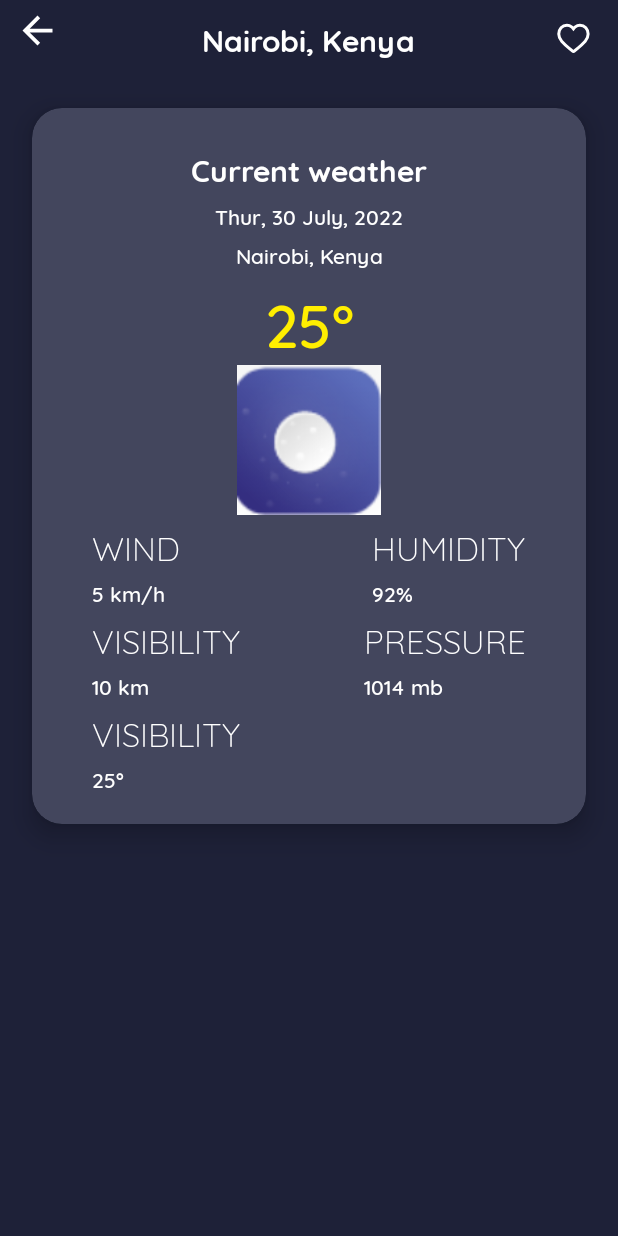
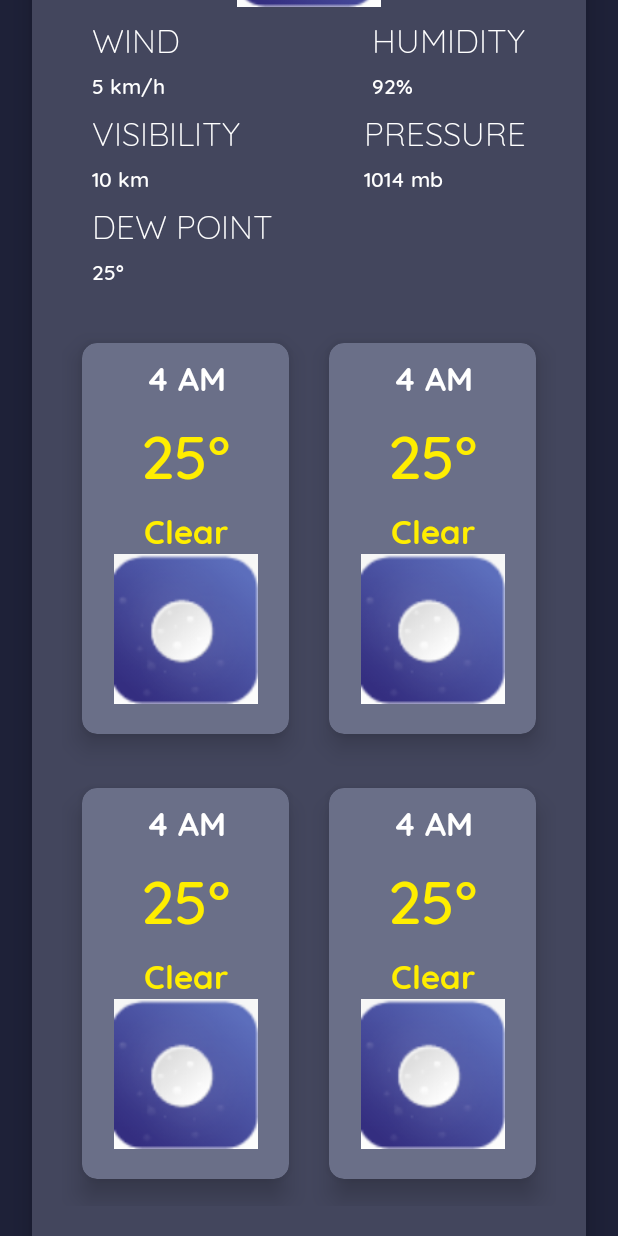
Before and after one commit to eskeikim/Weather-Man-App, an Android app: the layout detail_fragment.xml on its own in the app's theme, with its tools: preview values and no code run, on a phone screen of 412 x 824 dp. Run offline under Robolectric (Android 15) with nearby library versions, the phone set to English and light mode, and no system bars.

Commit message:
Populate detail layout, add daily and hourly layouts

```diff
--- a/app/build.gradle
+++ b/app/build.gradle
@@ -4,6 +4,8 @@ plugins {
     id 'kotlin-kapt'
     id 'dagger.hilt.android.plugin'
     id 'kotlin-android-extensions'
+    id 'androidx.navigation.safeargs.kotlin'
+
 }
 android {
     compileSdk 31
@@ -45,8 +47,8 @@ dependencies {
     implementation 'androidx.constraintlayout:constraintlayout:2.1.3'
     implementation 'androidx.lifecycle:lifecycle-livedata-ktx:2.4.1'
     implementation 'androidx.lifecycle:lifecycle-viewmodel-ktx:2.4.1'
-    implementation 'androidx.navigation:navigation-fragment-ktx:2.4.1'
-    implementation 'androidx.navigation:navigation-ui-ktx:2.4.1'
+    implementation "androidx.navigation:navigation-fragment-ktx:$navigation_version"
+    implementation "androidx.navigation:navigation-ui-ktx:$navigation_version"
     implementation 'androidx.legacy:legacy-support-v4:1.0.0'
     testImplementation 'junit:junit:4.+'
     androidTestImplementation 'androidx.test.ext:junit:1.1.3'
--- a/app/src/main/java/com/skimani/weatherapp/db/daos/WeatherDao.kt
+++ b/app/src/main/java/com/skimani/weatherapp/db/daos/WeatherDao.kt
@@ -12,9 +12,12 @@ interface WeatherDao {
     @Query("SELECT * FROM currentWeather ORDER BY favourite DESC, city ASC")
     fun getLocalCurrentWeather(): LiveData<List<CurrentWeather>>
 
+    @Query("SELECT * FROM currentWeather WHERE city=:city AND country_code=:country")
+    fun getCurrentWeatherDetails(city: String, country: String): LiveData<CurrentWeather>
+
     @Insert(onConflict = OnConflictStrategy.REPLACE)
     suspend fun saveCurrentWeather(currentWeather: CurrentWeather)
 
     @Query("UPDATE currentWeather SET favourite=:isFavourite WHERE city=:city AND country_code=:country")
-    suspend fun addFavourite(city: String, country: String, isFavourite: Boolean = true)
+    suspend fun addFavourite(city: String, country: String, isFavourite: Boolean)
 }
--- a/app/src/main/java/com/skimani/weatherapp/db/entity/CurrentWeather.kt
+++ b/app/src/main/java/com/skimani/weatherapp/db/entity/CurrentWeather.kt
@@ -1,10 +1,13 @@
 package com.skimani.weatherapp.db.entity
 
+import android.os.Parcelable
 import androidx.room.ColumnInfo
 import androidx.room.Entity
 import androidx.room.Index
 import androidx.room.PrimaryKey
+import kotlinx.android.parcel.Parcelize
 
+@Parcelize
 @Entity(
     tableName = "currentWeather", indices = [Index(value = ["city", "country_code"])]
 )
@@ -24,4 +27,4 @@ data class CurrentWeather(
     @ColumnInfo(name = "pressure") val pressure: Int,
     @ColumnInfo(name = "humidity") val humidity: Int,
     @ColumnInfo(name = "favourite") val favourite: Boolean = false
-)
+) : Parcelable
--- a/app/src/main/java/com/skimani/weatherapp/ui/home/DetailViewModel.kt
+++ b/app/src/main/java/com/skimani/weatherapp/ui/home/DetailViewModel.kt
@@ -2,6 +2,7 @@ package com.skimani.weatherapp.ui.home
 
 import androidx.lifecycle.ViewModel
 import androidx.lifecycle.viewModelScope
+import com.skimani.weatherapp.db.entity.CurrentWeather
 import com.skimani.weatherapp.repository.WeatherRepository
 import dagger.hilt.android.lifecycle.HiltViewModel
 import kotlinx.coroutines.launch
@@ -9,6 +10,11 @@ import javax.inject.Inject
 
 @HiltViewModel
 class DetailViewModel @Inject constructor(val weatherRepository: WeatherRepository) : ViewModel() {
+//    private val _localCurrentWeatherDetails: MutableLiveData<CurrentWeather>()
+//    val localCurrentWeatherDetails:LiveData<CurrentWeather>
+//        get() = localCurrentWeatherDetails
+
+    fun localCurrentWeatherDetails(current: CurrentWeather) = weatherRepository.getCurrentWeatherDetails(current.city, current.countryCode)
 
     fun addFavourite(city: String, country: String, isFavourite: Boolean) {
         viewModelScope.launch {
--- a/app/src/main/java/com/skimani/weatherapp/ui/home/HomeFragment.kt
+++ b/app/src/main/java/com/skimani/weatherapp/ui/home/HomeFragment.kt
@@ -8,6 +8,7 @@ import android.widget.Toast
 import androidx.fragment.app.Fragment
 import androidx.lifecycle.ViewModelProvider
 import androidx.navigation.Navigation
+import androidx.navigation.fragment.findNavController
 import com.skimani.weatherapp.R
 import com.skimani.weatherapp.adapters.CurrentWeatherAdapter
 import com.skimani.weatherapp.databinding.FragmentHomeBinding
@@ -71,8 +72,9 @@ class HomeFragment : Fragment() {
                 }
 
                 override fun onClicked(currentWeather: CurrentWeather) {
-                    Navigation.findNavController(binding.rvCurrentWeather)
-                        .navigate(R.id.detailFragment)
+                    val directions =
+                        HomeFragmentDirections.actionNavigationHomeToDetailFragment(currentWeather)
+                    findNavController().navigate(directions)
                 }
             })
     }
--- a/app/src/main/res/layout/detail_fragment.xml
+++ b/app/src/main/res/layout/detail_fragment.xml
@@ -7,23 +7,24 @@
     android:background="@color/bg_color"
     android:fillViewport="true"
     tools:context=".ui.home.DetailFragment">
+
     <LinearLayout
         android:layout_width="match_parent"
         android:layout_height="match_parent"
-        android:orientation="vertical"
-        >
+        android:orientation="vertical">
 
         <RelativeLayout
             android:layout_width="match_parent"
             android:layout_height="wrap_content"
             android:layout_marginTop="5dp">
+
             <androidx.appcompat.widget.AppCompatImageView
                 android:id="@+id/iv_back"
                 android:layout_width="30dp"
                 android:layout_height="30dp"
                 android:layout_alignParentStart="true"
+                android:layout_marginStart="10dp"
                 app:srcCompat="@drawable/ic_baseline_arrow_back_24"
-            android:layout_marginStart="10dp"
                 app:tint="@color/white" />
 
             <TextView
@@ -31,19 +32,19 @@
                 style="@style/Title"
                 android:layout_width="wrap_content"
                 android:layout_height="wrap_content"
+                android:layout_centerHorizontal="true"
                 android:layout_marginTop="5dp"
-            android:layout_centerHorizontal="true"
-            android:text="Nairobi, Kenya"
                 app:layout_constraintStart_toStartOf="parent"
-            app:layout_constraintTop_toTopOf="parent" />
+                app:layout_constraintTop_toTopOf="parent"
+                tools:text="Nairobi, Kenya" />
 
             <androidx.appcompat.widget.AppCompatImageView
                 android:id="@+id/iv_favourite"
                 android:layout_width="40dp"
                 android:layout_height="40dp"
                 android:layout_alignParentEnd="true"
+                android:layout_marginEnd="10dp"
                 app:srcCompat="@drawable/ic_favorite_button"
-            android:layout_marginEnd="10dp"
                 app:tint="@color/white" />
         </RelativeLayout>
 
@@ -89,10 +90,10 @@
                     android:layout_height="wrap_content"
                     android:layout_gravity="center_horizontal"
                     android:layout_marginTop="5dp"
-                android:text="Thur, 30 July, 2022"
                     app:layout_constraintEnd_toEndOf="parent"
                     app:layout_constraintStart_toStartOf="parent"
-                app:layout_constraintTop_toBottomOf="@+id/tv_title" />
+                    app:layout_constraintTop_toBottomOf="@+id/tv_title"
+                    tools:text="Thur, 30 July, 2022" />
 
                 <TextView
                     android:id="@+id/tv_time"
@@ -101,10 +102,10 @@
                     android:layout_height="wrap_content"
                     android:layout_gravity="center_horizontal"
                     android:layout_marginTop="5dp"
-                android:text="Nairobi, Kenya"
                     app:layout_constraintEnd_toEndOf="parent"
                     app:layout_constraintStart_toStartOf="parent"
-                app:layout_constraintTop_toBottomOf="@+id/tv_date" />
+                    app:layout_constraintTop_toBottomOf="@+id/tv_date"
+                    tools:text="Nairobi, Kenya" />
 
                 <TextView
                     android:id="@+id/tv_temp"
@@ -114,10 +115,26 @@
                     android:layout_marginTop="5dp"
                     android:textColor="@color/colorAccent"
                     android:textSize="40sp"
+                    app:layout_constraintEnd_toEndOf="parent"
                     app:layout_constraintStart_toStartOf="parent"
+                    app:layout_constraintTop_toBottomOf="@+id/tv_time"
+                    tools:text="25°" />
+
+
+                <TextView
+                    android:id="@+id/tv_weather_text"
+                    style="@style/TextView"
+                    android:layout_width="wrap_content"
+                    android:layout_height="wrap_content"
+                    android:layout_marginStart="2dp"
+                    android:layout_marginTop="5dp"
+                    android:textColor="@color/colorAccent"
+                    android:textSize="16sp"
+                    app:layout_constraintBottom_toBottomOf="@+id/tv_temp"
                     app:layout_constraintEnd_toEndOf="parent"
-                app:layout_constraintTop_toBottomOf="@+id/tv_time"
-                android:text="25°" />
+                    app:layout_constraintStart_toStartOf="@+id/tv_temp"
+                    app:layout_constraintTop_toTopOf="@+id/tv_temp"
+                    tools:text="Clear" />
 
 
                 <androidx.appcompat.widget.AppCompatImageView
@@ -136,8 +153,8 @@
                     android:layout_width="wrap_content"
                     android:layout_height="wrap_content"
                     android:layout_gravity="center_horizontal"
+                    android:layout_marginHorizontal="20dp"
                     android:layout_marginTop="5dp"
-                android:layout_marginHorizontal="20dp"
                     android:text="WIND"
                     app:layout_constraintStart_toStartOf="parent"
                     app:layout_constraintTop_toBottomOf="@+id/iv_weather_icon" />
@@ -148,11 +165,11 @@
                     android:layout_width="wrap_content"
                     android:layout_height="wrap_content"
                     android:layout_gravity="center_horizontal"
+                    android:layout_marginHorizontal="20dp"
                     android:layout_marginTop="5dp"
-                android:layout_marginHorizontal="20dp"
-                android:text="5 km/h"
                     app:layout_constraintStart_toStartOf="parent"
-                app:layout_constraintTop_toBottomOf="@+id/tv_wind_title" />
+                    app:layout_constraintTop_toBottomOf="@+id/tv_wind_title"
+                    tools:text="5 km/h" />
 
 
                 <TextView
@@ -161,8 +178,8 @@
                     android:layout_width="wrap_content"
                     android:layout_height="wrap_content"
                     android:layout_gravity="center_horizontal"
+                    android:layout_marginHorizontal="20dp"
                     android:layout_marginTop="5dp"
-                android:layout_marginHorizontal="20dp"
                     android:text="HUMIDITY"
                     app:layout_constraintEnd_toEndOf="parent"
                     app:layout_constraintTop_toBottomOf="@+id/iv_weather_icon" />
@@ -175,9 +192,9 @@
                     android:layout_gravity="center_horizontal"
                     android:layout_marginTop="5dp"
                     android:layout_marginEnd="20dp"
-                android:text="92%"
                     app:layout_constraintStart_toStartOf="@+id/tv_humidity_title"
-                app:layout_constraintTop_toBottomOf="@+id/tv_humidity_title" />
+                    app:layout_constraintTop_toBottomOf="@+id/tv_humidity_title"
+                    tools:text="92%" />
 
 
                 <TextView
@@ -186,8 +203,8 @@
                     android:layout_width="wrap_content"
                     android:layout_height="wrap_content"
                     android:layout_gravity="center_horizontal"
+                    android:layout_marginHorizontal="20dp"
                     android:layout_marginTop="5dp"
-                android:layout_marginHorizontal="20dp"
                     android:text="VISIBILITY"
                     app:layout_constraintStart_toStartOf="parent"
                     app:layout_constraintTop_toBottomOf="@+id/tv_humidity" />
@@ -198,11 +215,11 @@
                     android:layout_width="wrap_content"
                     android:layout_height="wrap_content"
                     android:layout_gravity="center_horizontal"
+                    android:layout_marginHorizontal="20dp"
                     android:layout_marginTop="5dp"
-                android:layout_marginHorizontal="20dp"
-                android:text="10 km"
                     app:layout_constraintStart_toStartOf="parent"
-                app:layout_constraintTop_toBottomOf="@+id/tv_visibility_title" />
+                    app:layout_constraintTop_toBottomOf="@+id/tv_visibility_title"
+                    tools:text="10 km" />
 
 
                 <TextView
@@ -211,8 +228,8 @@
                     android:layout_width="wrap_content"
                     android:layout_height="wrap_content"
                     android:layout_gravity="center_horizontal"
+                    android:layout_marginHorizontal="20dp"
                     android:layout_marginTop="5dp"
-                android:layout_marginHorizontal="20dp"
                     android:text="PRESSURE"
                     app:layout_constraintEnd_toEndOf="parent"
                     app:layout_constraintTop_toBottomOf="@+id/tv_humidity" />
@@ -225,18 +242,19 @@
                     android:layout_gravity="center_horizontal"
                     android:layout_marginTop="5dp"
                     android:layout_marginEnd="20dp"
-                android:text="1014 mb"
                     app:layout_constraintStart_toStartOf="@+id/tv_pressure_title"
-                app:layout_constraintTop_toBottomOf="@+id/tv_pressure_title" />
+                    app:layout_constraintTop_toBottomOf="@+id/tv_pressure_title"
+                    tools:text="1014 mb" />
+
                 <TextView
                     android:id="@+id/tv_dew_point_title"
                     style="@style/WeatherText"
                     android:layout_width="wrap_content"
                     android:layout_height="wrap_content"
                     android:layout_gravity="center_horizontal"
+                    android:layout_marginHorizontal="20dp"
                     android:layout_marginTop="5dp"
-                android:layout_marginHorizontal="20dp"
-                android:text="VISIBILITY"
+                    android:text="DEW POINT"
                     app:layout_constraintStart_toStartOf="parent"
                     app:layout_constraintTop_toBottomOf="@+id/tv_pressure" />
 
@@ -246,14 +264,51 @@
                     android:layout_width="wrap_content"
                     android:layout_height="wrap_content"
                     android:layout_gravity="center_horizontal"
+                    android:layout_marginHorizontal="20dp"
                     android:layout_marginTop="5dp"
-                android:layout_marginHorizontal="20dp"
                     android:text="25°"
                     app:layout_constraintStart_toStartOf="parent"
                     app:layout_constraintTop_toBottomOf="@+id/tv_dew_point_title" />
 
-
+                <androidx.recyclerview.widget.RecyclerView
+                    android:id="@+id/rv_hourly_forecast"
+                    android:layout_width="0dp"
+                    android:layout_height="wrap_content"
+                    android:layout_marginTop="20dp"
+                    android:paddingBottom="20dp"
+                    app:layoutManager="androidx.recyclerview.widget.GridLayoutManager"
+                    app:layout_constraintEnd_toEndOf="parent"
+                    app:layout_constraintStart_toStartOf="parent"
+                    app:layout_constraintTop_toBottomOf="@id/tv_dew_point"
+                    app:spanCount="2"
+                    tools:itemCount="4"
+                    tools:listitem="@layout/hourly_forecast_item_list" />
             </androidx.constraintlayout.widget.ConstraintLayout>
         </com.google.android.material.card.MaterialCardView>
+
+
+        <TextView
+            android:id="@+id/tv_day_forecast"
+            style="@style/Title"
+            android:layout_width="wrap_content"
+            android:layout_height="wrap_content"
+            android:layout_gravity="center_horizontal"
+            android:layout_marginTop="5dp"
+            android:text="10 Day Forest"
+            android:textSize="24sp"
+            app:layout_constraintEnd_toEndOf="parent"
+            app:layout_constraintStart_toStartOf="parent"
+            app:layout_constraintTop_toBottomOf="@+id/rv_hourly_forecast" />
+
+        <androidx.recyclerview.widget.RecyclerView
+            android:id="@+id/rv_day_forecast"
+            android:layout_width="match_parent"
+            android:layout_height="wrap_content"
+            android:layout_marginTop="20dp"
+            android:paddingBottom="20dp"
+            app:layoutManager="androidx.recyclerview.widget.GridLayoutManager"
+            app:spanCount="2"
+            tools:itemCount="4"
+            tools:listitem="@layout/hourly_forecast_item_list" />
     </LinearLayout>
 </androidx.core.widget.NestedScrollView>
--- /dev/null
+++ b/app/src/main/res/layout/hourly_forecast_item_list.xml
@@ -0,0 +1,71 @@
+<?xml version="1.0" encoding="utf-8"?>
+<com.google.android.material.card.MaterialCardView xmlns:android="http://schemas.android.com/apk/res/android"
+    xmlns:app="http://schemas.android.com/apk/res-auto"
+    xmlns:tools="http://schemas.android.com/tools"
+    android:layout_width="match_parent"
+    android:layout_height="wrap_content"
+    android:elevation="5dp"
+    app:cardBackgroundColor="@color/card_bg_color_light"
+    app:cardCornerRadius="10dp"
+    app:cardElevation="10dp"
+    app:cardUseCompatPadding="true"
+    app:layout_constraintStart_toStartOf="parent"
+    app:layout_constraintTop_toTopOf="parent">
+
+    <androidx.constraintlayout.widget.ConstraintLayout
+        android:layout_width="match_parent"
+        android:layout_height="wrap_content"
+        android:paddingBottom="20dp">
+
+        <TextView
+            android:id="@+id/tv_time"
+            style="@style/Title"
+            android:layout_width="wrap_content"
+            android:layout_height="wrap_content"
+            android:layout_gravity="center_horizontal"
+            android:layout_marginTop="5dp"
+            android:textSize="22sp"
+            app:layout_constraintEnd_toEndOf="parent"
+            app:layout_constraintStart_toStartOf="parent"
+            app:layout_constraintTop_toTopOf="parent"
+            tools:text="4 AM" />
+
+        <TextView
+            android:id="@+id/tv_temp"
+            style="@style/TextView"
+            android:layout_width="wrap_content"
+            android:layout_height="wrap_content"
+            android:layout_marginTop="5dp"
+            android:textColor="@color/colorAccent"
+            android:textSize="40sp"
+            app:layout_constraintEnd_toEndOf="parent"
+            app:layout_constraintStart_toStartOf="parent"
+            app:layout_constraintTop_toBottomOf="@+id/tv_time"
+            tools:text="25°" />
+
+
+        <TextView
+            android:id="@+id/tv_weather_text"
+            style="@style/Title"
+            android:layout_width="wrap_content"
+            android:layout_height="wrap_content"
+            android:layout_marginStart="2dp"
+            android:layout_marginTop="5dp"
+            android:textColor="@color/colorAccent"
+            android:textSize="22sp"
+            app:layout_constraintStart_toStartOf="@+id/tv_temp"
+            app:layout_constraintTop_toBottomOf="@+id/tv_temp"
+            tools:text="Clear" />
+
+
+        <androidx.appcompat.widget.AppCompatImageView
+            android:id="@+id/iv_weather_icon"
+            android:layout_width="100dp"
+            android:layout_height="100dp"
+            app:layout_constraintEnd_toEndOf="parent"
+            app:layout_constraintStart_toStartOf="parent"
+            app:layout_constraintTop_toBottomOf="@+id/tv_weather_text"
+            app:srcCompat="@drawable/night" />
+
+    </androidx.constraintlayout.widget.ConstraintLayout>
+</com.google.android.material.card.MaterialCardView>
--- a/app/src/main/res/values/colors.xml
+++ b/app/src/main/res/values/colors.xml
@@ -12,4 +12,5 @@
     <color name="white">#FFFFFFFF</color>
     <color name="bg_color">#1E2138</color>
     <color name="card_bg_color">#43465D</color>
+    <color name="card_bg_color_light">#6A6F88</color>
 </resources>
--- a/build.gradle
+++ b/build.gradle
@@ -1,6 +1,6 @@
 // Top-level build file where you can add configuration options common to all sub-projects/modules.
 buildscript {
-    ext{
+    ext {
         kotlin_version = '1.6.10'
         glide_version = '4.12.0'
         hilt_version = '2.38.1'
@@ -15,6 +15,8 @@ buildscript {
         lifecycle_extensions_ktx_version = '2.4.0'
         timber_version = '5.0.1'
         ok_http_version = '4.9.2'
+        navigation_version = '2.4.1'
+        navigation_safeargs_version = '2.3.2'
     }
     repositories {
         google()
@@ -24,6 +26,8 @@ buildscript {
         classpath "com.android.tools.build:gradle:7.0.0"
         classpath "org.jetbrains.kotlin:kotlin-gradle-plugin:1.5.21"
         classpath "com.google.dagger:hilt-android-gradle-plugin:$hilt_version"
+        classpath "androidx.navigation:navigation-safe-args-gradle-plugin:$navigation_version"
+
 
         // NOTE: Do not place your application dependencies here; they belong
         // in the individual module build.gradle files
```
Also changed, not shown: app/src/main/java/com/skimani/weatherapp/repository/WeatherRepository.kt (+7 -0 lines), app/src/main/java/com/skimani/weatherapp/ui/home/DetailFragment.kt (+55 -11 lines), app/src/main/res/navigation/mobile_navigation.xml (+6 -1 lines), 1 other file. Lines whose indentation alone changed are shown as unchanged.
